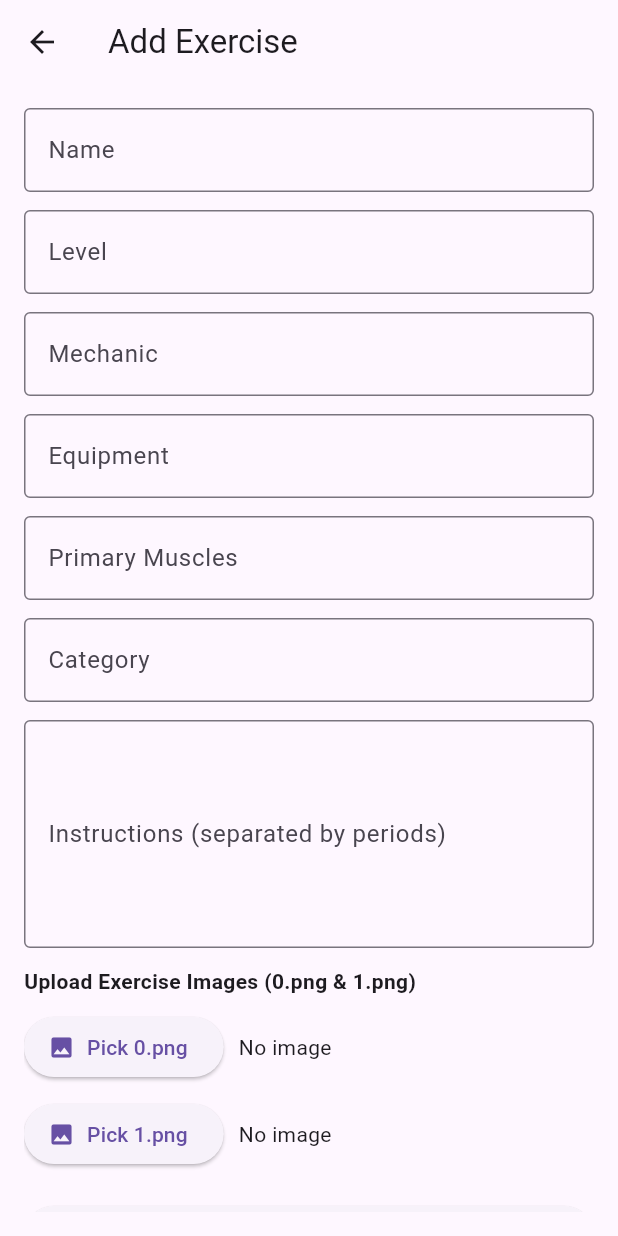
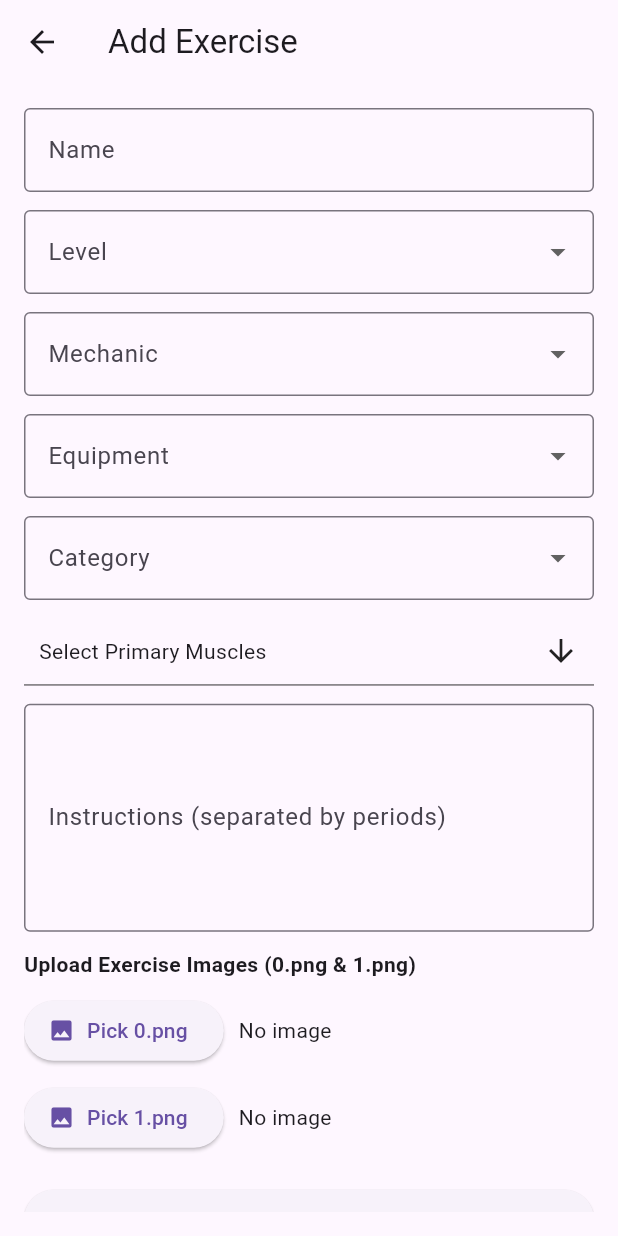
Before and after one commit to jayveeong05/Capstone-project, a Flutter app: the AddOrEditExercisePage screen opened directly, on a phone screen of 412 x 824 dp. Run offline on Flutter 3.47's test engine with Material 3 defaults, Android fonts, the phone set to English and light mode, and no system bars; drawn by our look-alikes of multi_select_flutter; our stand-ins replace cached_network_image, image_picker, shared_preferences, smooth_page_indicator; accounts and stored records are empty.

Commit message:
update edit_exericse

```diff
--- a/frontend/lib/pages/edit_fitness_page.dart
+++ b/frontend/lib/pages/edit_fitness_page.dart
@@ -4,6 +4,7 @@ import 'dart:convert';
 import 'dart:io';
 import 'package:image_picker/image_picker.dart';
 import 'exercise_model.dart';
+import 'package:multi_select_flutter/multi_select_flutter.dart';
 
 class AddOrEditExercisePage extends StatefulWidget {
   final Exercise? exercise;
@@ -19,26 +20,51 @@ class _AddOrEditExercisePageState extends State<AddOrEditExercisePage> {
   File? _image1;
   final ImagePicker _picker = ImagePicker();
 
-  // Controllers
   late TextEditingController nameController;
-  late TextEditingController levelController;
-  late TextEditingController mechanicController;
-  late TextEditingController equipmentController;
-  late TextEditingController primaryMusclesController;
-  late TextEditingController categoryController;
   late TextEditingController instructionsController;
+
+  String? _selectedLevel;
+  String? _selectedMechanic;
+  String? _selectedEquipment;
+  String? _selectedCategory;
+  List<String> _selectedPrimaryMuscles = [];
+
+  final List<String> levels = ['beginner', 'intermediate', 'expert'];
+  final List<String> mechanics = ['null', 'compound', 'isolation'];
+  final List<String> equipments = [
+    'null', 'medicine ball', 'dumbbell', 'body only', 'bands', 'kettlebells',
+    'foam roll', 'cable', 'machine', 'barbell', 'exercise ball', 'e-z curl bar', 'other'
+  ];
+  final List<String> primaryMuscles = [
+    "abdominals", "abductors", "adductors", "biceps", "calves", "chest", "forearms",
+    "glutes", "hamstrings", "lats", "lower back", "middle back", "neck", "quadriceps",
+    "shoulders", "traps", "triceps"
+  ];
+  final List<String> categories = [
+    "powerlifting", "strength", "stretching", "cardio",
+    "olympic weightlifting", "strongman", "plyometrics"
+  ];
 
   @override
   void initState() {
     super.initState();
     final ex = widget.exercise;
     nameController = TextEditingController(text: ex?.name ?? '');
-    levelController = TextEditingController(text: ex?.level ?? '');
-    mechanicController = TextEditingController(text: ex?.mechanic ?? '');
-    equipmentController = TextEditingController(text: ex?.equipment ?? '');
-    primaryMusclesController = TextEditingController(text: ex?.primaryMuscles ?? '');
-    categoryController = TextEditingController(text: ex?.category ?? '');
-    instructionsController = TextEditingController(text: ex?.instructions.join('. ') ?? '');
+    instructionsController = TextEditingController(
+        text: ex != null ? ex.instructions.join('. ') : '');
+
+    _selectedLevel = ex?.level;
+    _selectedMechanic = ex?.mechanic;
+    _selectedEquipment = ex?.equipment;
+    _selectedCategory = ex?.category;
+
+    if (ex?.primaryMuscles != null) {
+      _selectedPrimaryMuscles = ex!.primaryMuscles
+          .split(',')
+          .map((e) => e.trim())
+          .where((e) => e.isNotEmpty)
+          .toList();
+    }
   }
 
   Future<void> _pickImage(int index) async {
@@ -51,7 +77,8 @@ class _AddOrEditExercisePageState extends State<AddOrEditExercisePage> {
     }
   }
 
-  String? _nullableText(String text) => text.trim().isEmpty ? null : text.trim();
+  String? _nullableText(String? text) =>
+      text == null || text.trim().isEmpty ? null : text.trim();
 
   Future<void> _submitForm() async {
     if (!_formKey.currentState!.validate()) return;
@@ -62,11 +89,11 @@ class _AddOrEditExercisePageState extends State<AddOrEditExercisePage> {
 
     final body = jsonEncode({
       'name': nameController.text.trim(),
-      'level': levelController.text.trim(),
-      'mechanic': _nullableText(mechanicController.text),
-      'equipment': _nullableText(equipmentController.text),
-      'primaryMuscles': _nullableText(primaryMusclesController.text),
-      'category': _nullableText(categoryController.text),
+      'level': _nullableText(_selectedLevel),
+      'mechanic': _nullableText(_selectedMechanic),
+      'equipment': _nullableText(_selectedEquipment),
+      'primaryMuscles': _selectedPrimaryMuscles.join(','),
+      'category': _nullableText(_selectedCategory),
       'instructions': instructionsController.text.trim(),
     });
 
@@ -107,19 +134,29 @@ class _AddOrEditExercisePageState extends State<AddOrEditExercisePage> {
     }
   }
 
-  @override
-  void dispose() {
-    nameController.dispose();
-    levelController.dispose();
-    mechanicController.dispose();
-    equipmentController.dispose();
-    primaryMusclesController.dispose();
-    categoryController.dispose();
-    instructionsController.dispose();
-    super.dispose();
+  Widget _buildDropdown(String label, String? value, List<String> options, ValueChanged<String?> onChanged) {
+    return Padding(
+      padding: const EdgeInsets.only(bottom: 12),
+      child: DropdownButtonFormField<String>(
+        value: options.contains(value) ? value : null,
+        decoration: InputDecoration(
+          labelText: label,
+          border: OutlineInputBorder(),
+        ),
+        items: options.map((String val) {
+          return DropdownMenuItem<String>(
+            value: val,
+            child: Text(val),
+          );
+        }).toList(),
+        onChanged: onChanged,
+        validator: (val) => val == null || val.isEmpty ? 'Please select $label' : null,
+      ),
+    );
   }
 
-  Widget _buildTextField(TextEditingController controller, String label, {int maxLines = 1, bool isRequired = true}) {
+  Widget _buildTextField(TextEditingController controller, String label,
+      {int maxLines = 1, bool isRequired = true}) {
     return Padding(
       padding: const EdgeInsets.only(bottom: 12),
       child: TextFormField(
@@ -152,13 +189,29 @@ class _AddOrEditExercisePageState extends State<AddOrEditExercisePage> {
           child: ListView(
             children: [
               _buildTextField(nameController, 'Name'),
-              _buildTextField(levelController, 'Level'),
-              _buildTextField(mechanicController, 'Mechanic', isRequired: false),
-              _buildTextField(equipmentController, 'Equipment', isRequired: false),
-              _buildTextField(primaryMusclesController, 'Primary Muscles', isRequired: false),
-              _buildTextField(categoryController, 'Category'),
+              _buildDropdown('Level', _selectedLevel, levels, (val) => setState(() => _selectedLevel = val)),
+              _buildDropdown('Mechanic', _selectedMechanic, mechanics, (val) => setState(() => _selectedMechanic = val)),
+              _buildDropdown('Equipment', _selectedEquipment, equipments, (val) => setState(() => _selectedEquipment = val)),
+              _buildDropdown('Category', _selectedCategory, categories, (val) => setState(() => _selectedCategory = val)),
+              Padding(
+                padding: const EdgeInsets.only(bottom: 12),
+                child: MultiSelectDialogField<String>(
+                  items: primaryMuscles.map((e) => MultiSelectItem(e, e)).toList(),
+                  initialValue: _selectedPrimaryMuscles,
+                  title: const Text("Primary Muscles"),
+                  buttonText: const Text("Select Primary Muscles"),
+                  listType: MultiSelectListType.CHIP,
+                  onConfirm: (values) {
+                    setState(() {
+                      _selectedPrimaryMuscles = values;
+                    });
+                  },
+                  validator: (values) =>
+                      values == null || values.isEmpty ? 'Please select at least one muscle' : null,
+                ),
+              ),
               _buildTextField(instructionsController, 'Instructions (separated by periods)', maxLines: 5),
-              Text("Upload Exercise Images (0.png & 1.png)", style: TextStyle(fontWeight: FontWeight.bold)),
+              const Text("Upload Exercise Images (0.png & 1.png)", style: TextStyle(fontWeight: FontWeight.bold)),
               const SizedBox(height: 10),
               Row(
                 children: [
--- a/frontend/pubspec.yaml
+++ b/frontend/pubspec.yaml
@@ -42,6 +42,7 @@ dependencies:
   cached_network_image: ^3.3.1
   intl: ^0.20.2
   path_provider: ^2.1.2
+  multi_select_flutter: ^4.1.3
 
 dev_dependencies:
   flutter_test:
```
Also changed, not shown: frontend/pubspec.lock, 2 other files.
